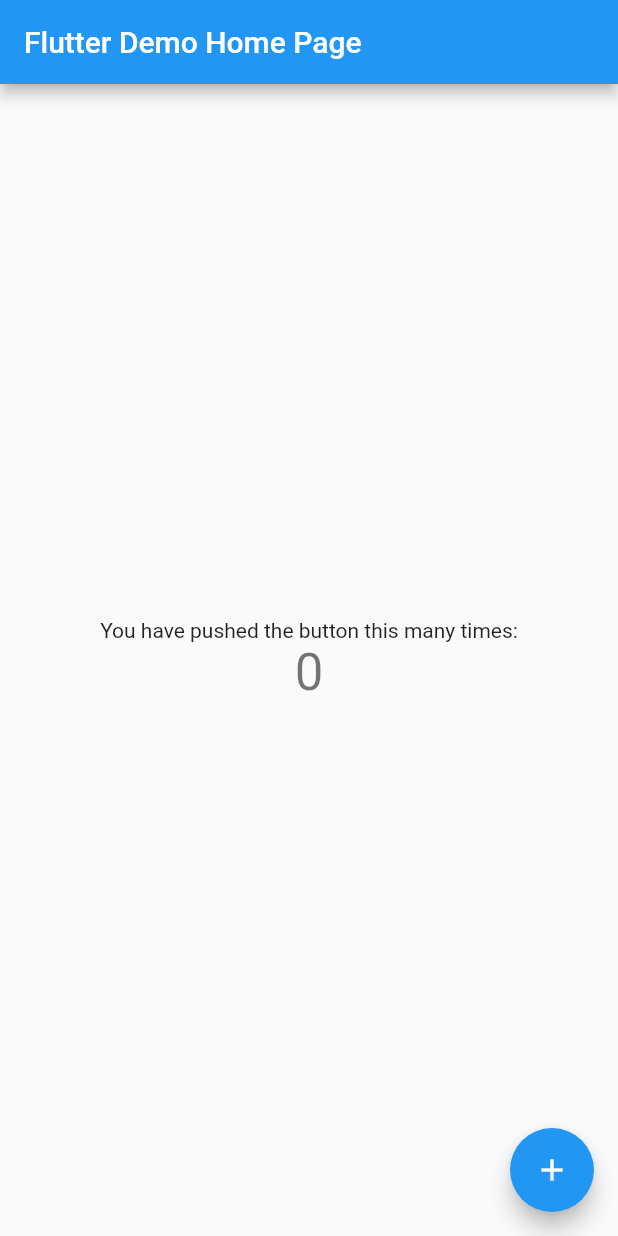
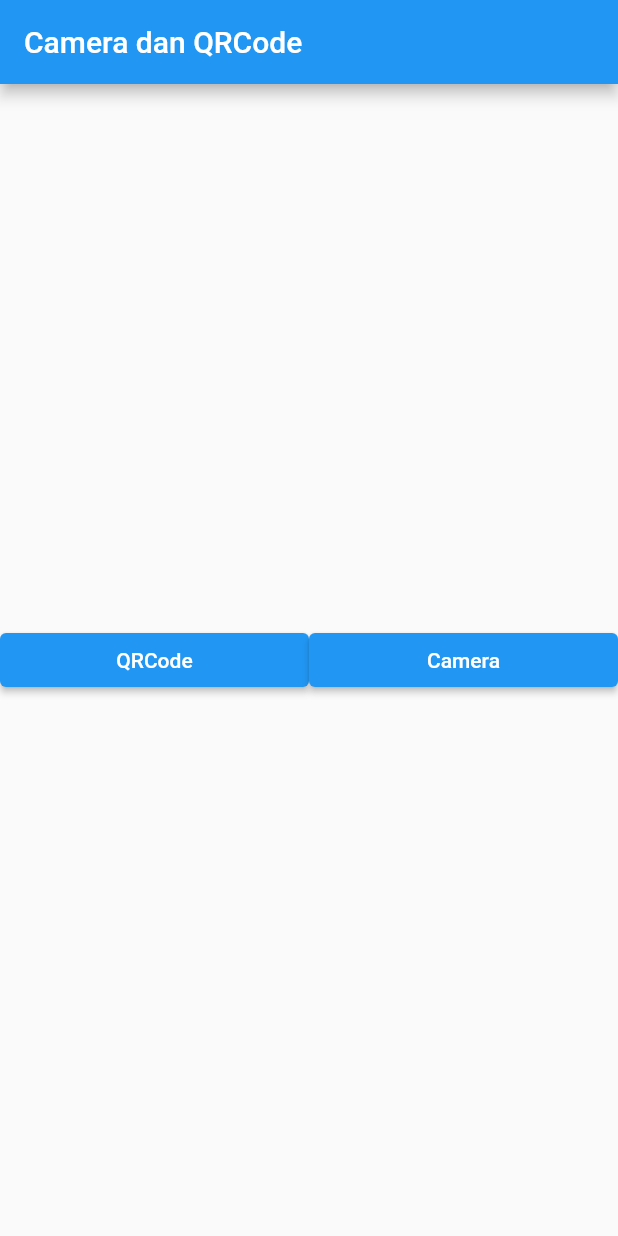
Before and after one commit to RidloSuhardi-1/flutter_camera_qrcode, a Flutter app: the screen it shows after launch, on a phone screen of 412 x 824 dp. Run offline on Flutter 3.47's test engine with Material 2 defaults, Android fonts, the phone set to English and light mode, and no system bars; our stand-ins replace camera; missing offline and left inert: qr_code_scanner.

Commit message:
implementasi kamera dan qrcode

```diff
--- a/lib/main.dart
+++ b/lib/main.dart
@@ -1,4 +1,8 @@
+import 'package:camera/camera.dart';
 import 'package:flutter/material.dart';
+
+import 'camera.dart';
+import 'qrcode.dart';
 
 void main() {
   runApp(const MyApp());
@@ -7,109 +11,60 @@ void main() {
 class MyApp extends StatelessWidget {
   const MyApp({super.key});
 
-  // This widget is the root of your application.
   @override
   Widget build(BuildContext context) {
     return MaterialApp(
       title: 'Flutter Demo',
       theme: ThemeData(
-        // This is the theme of your application.
-        //
-        // Try running your application with "flutter run". You'll see the
-        // application has a blue toolbar. Then, without quitting the app, try
-        // changing the primarySwatch below to Colors.green and then invoke
-        // "hot reload" (press "r" in the console where you ran "flutter run",
-        // or simply save your changes to "hot reload" in a Flutter IDE).
-        // Notice that the counter didn't reset back to zero; the application
-        // is not restarted.
         primarySwatch: Colors.blue,
       ),
-      home: const MyHomePage(title: 'Flutter Demo Home Page'),
+      home: Home(),
     );
   }
 }
 
-class MyHomePage extends StatefulWidget {
-  const MyHomePage({super.key, required this.title});
+class Home extends StatelessWidget {
+  Home({super.key});
 
-  // This widget is the home page of your application. It is stateful, meaning
-  // that it has a State object (defined below) that contains fields that affect
-  // how it looks.
+  late CameraDescription _firstCamera;
 
-  // This class is the configuration for the state. It holds the values (in this
-  // case the title) provided by the parent (in this case the App widget) and
-  // used by the build method of the State. Fields in a Widget subclass are
-  // always marked "final".
+  Future<void> camera() async {
+    WidgetsFlutterBinding.ensureInitialized();
 
-  final String title;
-
-  @override
-  State<MyHomePage> createState() => _MyHomePageState();
-}
-
-class _MyHomePageState extends State<MyHomePage> {
-  int _counter = 0;
-
-  void _incrementCounter() {
-    setState(() {
-      // This call to setState tells the Flutter framework that something has
-      // changed in this State, which causes it to rerun the build method below
-      // so that the display can reflect the updated values. If we changed
-      // _counter without calling setState(), then the build method would not be
-      // called again, and so nothing would appear to happen.
-      _counter++;
-    });
+    final cameras = await availableCameras();
+    _firstCamera = cameras.first;
   }
 
   @override
   Widget build(BuildContext context) {
-    // This method is rerun every time setState is called, for instance as done
-    // by the _incrementCounter method above.
-    //
-    // The Flutter framework has been optimized to make rerunning build methods
-    // fast, so that you can just rebuild anything that needs updating rather
-    // than having to individually change instances of widgets.
     return Scaffold(
-      appBar: AppBar(
-        // Here we take the value from the MyHomePage object that was created by
-        // the App.build method, and use it to set our appbar title.
-        title: Text(widget.title),
-      ),
+      appBar: AppBar(title: const Text('Camera dan QRCode')),
       body: Center(
-        // Center is a layout widget. It takes a single child and positions it
-        // in the middle of the parent.
-        child: Column(
-          // Column is also a layout widget. It takes a list of children and
-          // arranges them vertically. By default, it sizes itself to fit its
-          // children horizontally, and tries to be as tall as its parent.
-          //
-          // Invoke "debug painting" (press "p" in the console, choose the
-          // "Toggle Debug Paint" action from the Flutter Inspector in Android
-          // Studio, or the "Toggle Debug Paint" command in Visual Studio Code)
-          // to see the wireframe for each widget.
-          //
-          // Column has various properties to control how it sizes itself and
-          // how it positions its children. Here we use mainAxisAlignment to
-          // center the children vertically; the main axis here is the vertical
-          // axis because Columns are vertical (the cross axis would be
-          // horizontal).
-          mainAxisAlignment: MainAxisAlignment.center,
-          children: <Widget>[
-            const Text(
-              'You have pushed the button this many times:',
-            ),
-            Text(
-              '$_counter',
-              style: Theme.of(context).textTheme.headline4,
-            ),
+        child: Row(
+          crossAxisAlignment: CrossAxisAlignment.center,
+          children: [
+            Expanded(
+                child: ElevatedButton(
+              onPressed: () {
+                Navigator.of(context).push(
+                    MaterialPageRoute(builder: (context) => const QRCode()));
+              },
+              child: const Text('QRCode'),
+            )),
+            Expanded(
+                child: ElevatedButton(
+              onPressed: () async {
+                await camera();
+                Navigator.of(context).push(MaterialPageRoute(
+                    builder: (context) => TakePictureScreen(
+                          camera: _firstCamera,
+                        )));
+              },
+              child: const Text('Camera'),
+            )),
           ],
         ),
       ),
-      floatingActionButton: FloatingActionButton(
-        onPressed: _incrementCounter,
-        tooltip: 'Increment',
-        child: const Icon(Icons.add),
-      ), // This trailing comma makes auto-formatting nicer for build methods.
     );
   }
 }
```
Also changed, not shown: lib/camera.dart (added, +103 -0 lines), lib/qrcode.dart (added, +189 -0 lines).
